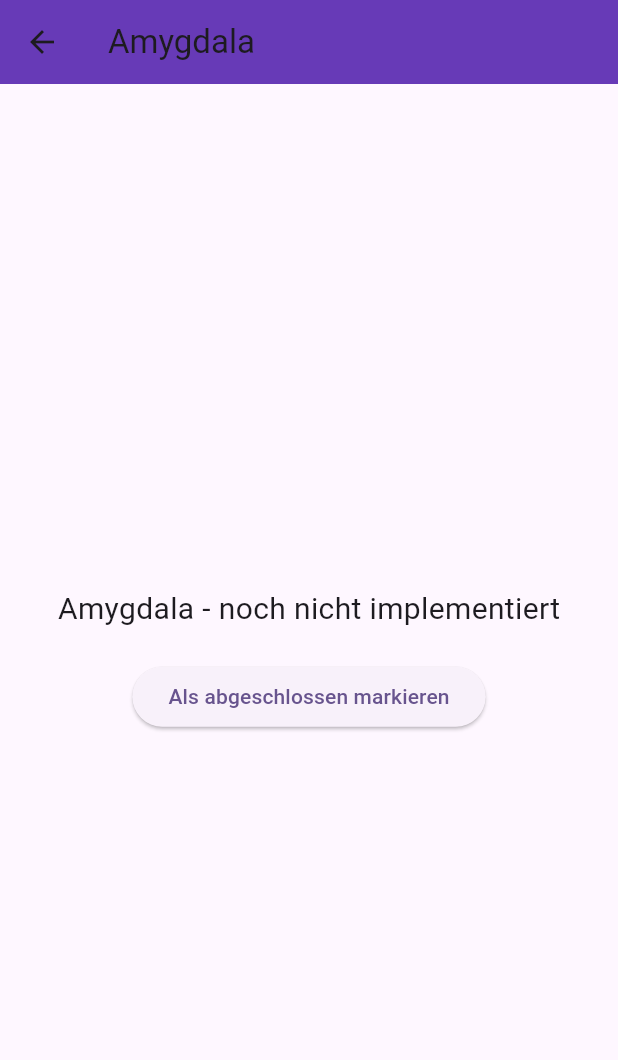
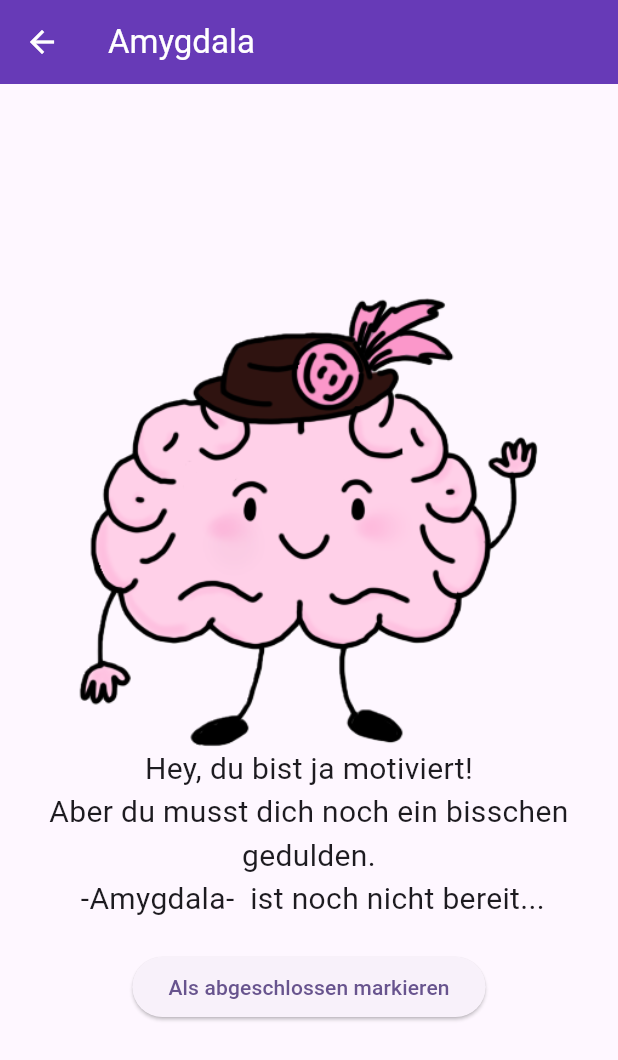
Before and after one commit to linava4/brainJourney, a Flutter app: the BrainMapScreen screen opened directly, after a tap on "Amygdala", on a phone screen of 412 x 824 dp. Shown: the top 1060 px of the screen. Run offline on Flutter 3.47's test engine with Material 3 defaults, Android fonts, the phone set to English and light mode, and no system bars; our stand-ins replace shared_preferences; accounts and stored records are empty.

Commit message:
mini Farbanpassungen

```diff
--- a/lib/home.dart
+++ b/lib/home.dart
@@ -52,6 +52,7 @@ class _BrainMapScreenState extends State<BrainMapScreen> {
       appBar: AppBar(
         title: const Text('Gehirn-Karte'),
         backgroundColor: Colors.deepPurple,
+        foregroundColor: Colors.white,
       ),
       backgroundColor: Colors.deepPurple.shade50,
       body: Center(
@@ -223,10 +224,21 @@ class _BrainMapScreenState extends State<BrainMapScreen> {
       ctx,
       MaterialPageRoute(
         builder: (_) => Scaffold(
-          appBar: AppBar(title: Text(title), backgroundColor: Colors.deepPurple),
+          appBar: AppBar(title: Text(title), backgroundColor: Colors.deepPurple, foregroundColor: Colors.white,),
           body: Center(
             child: Column(mainAxisSize: MainAxisSize.min, children: [
-              Text('$title - noch nicht implementiert', style: const TextStyle(fontSize: 20)),
+              Image.asset('assets/images/logo.webp', height: 300, // Beispiel: Setzt die Höhe auf 120 Pixel
+                // Optional: Du kannst auch 'width' oder beides verwenden
+                // width: 120,
+                fit: BoxFit.contain, // Stellt sicher, dass das Bild in den zugewiesenen Raum passt
+              ),
+              Text(
+                  'Hey, du bist ja motiviert!' +
+                      '\nAber du musst dich noch ein bisschen gedulden.' +
+                      '\n -' + title + '-  ist noch nicht bereit...',
+                  textAlign: TextAlign.center, // Empfohlen, wenn der Text mehrzeilig ist
+                  style: const TextStyle(fontSize: 20)
+              ),
               const SizedBox(height: 20),
               ElevatedButton(
                 onPressed: () {
```
Also changed, not shown: lib/temporallobe.dart (+4 -4 lines).
